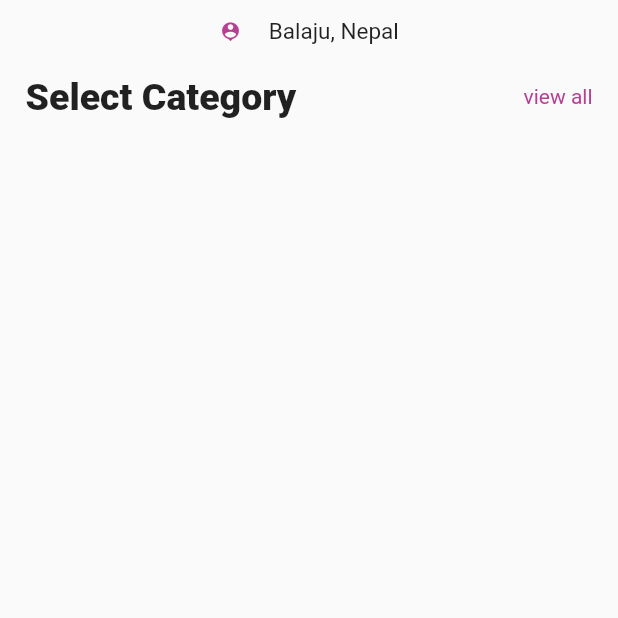
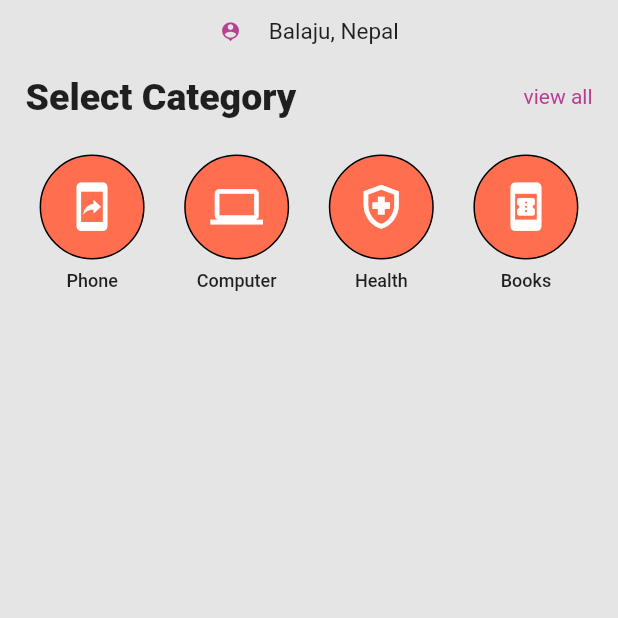
Before and after one commit to RUPAAK/ecommerce_design, a Flutter app: the screen it shows after launch, on a phone screen of 412 x 824 dp, the top half of it. Run offline on Flutter 3.47's test engine with Material 2 defaults, Android fonts, the phone set to English and light mode, and no system bars.

Commit message:
product category icons

```diff
--- a/lib/pages/home.dart
+++ b/lib/pages/home.dart
@@ -1,3 +1,5 @@
+// ignore_for_file: prefer_const_constructors
+
 import 'package:flutter/material.dart';
 
 class Home extends StatelessWidget {
@@ -7,6 +9,7 @@ class Home extends StatelessWidget {
   Widget build(BuildContext context) {
     return SafeArea(
         child: Scaffold(
+      backgroundColor: Color(0xFFE5E5E5),
       body: Center(
         child: Column(
           children: [
@@ -51,6 +54,119 @@ class Home extends StatelessWidget {
                   )
                 ],
               ),
+            ),
+            Padding(
+              padding: EdgeInsets.symmetric(vertical: 24),
+              child: Row(
+                mainAxisSize: MainAxisSize.max,
+                mainAxisAlignment: MainAxisAlignment.spaceEvenly,
+                children: [
+                  Column(
+                    children: [
+                      Container(
+                        height: 70,
+                        width: 70,
+                        // margin: EdgeInsets.fromLTRB(5, 0, 5, 0),
+                        decoration: BoxDecoration(
+                            color: Color(0xFFFF6E4E),
+                            borderRadius: BorderRadius.circular(100),
+                            border: Border.all(width: 1, color: Colors.black)),
+                        child: Icon(
+                          Icons.mobile_screen_share_outlined,
+                          size: 35,
+                          color: Colors.white,
+                        ),
+                      ),
+                      Padding(
+                        padding: const EdgeInsets.only(top: 7),
+                        child: Text(
+                          "Phone",
+                          style: TextStyle(
+                              fontSize: 12, fontWeight: FontWeight.w500),
+                        ),
+                      )
+                    ],
+                  ),
+                  Column(
+                    children: [
+                      Container(
+                        height: 70,
+                        width: 70,
+                        // margin: EdgeInsets.fromLTRB(5, 0, 5, 0),
+                        decoration: BoxDecoration(
+                            color: Color(0xFFFF6E4E),
+                            borderRadius: BorderRadius.circular(100),
+                            border: Border.all(width: 1, color: Colors.black)),
+                        child: Icon(
+                          Icons.computer_outlined,
+                          size: 35,
+                          color: Colors.white,
+                        ),
+                      ),
+                      Padding(
+                        padding: const EdgeInsets.only(top: 7),
+                        child: Text(
+                          "Computer",
+                          style: TextStyle(
+                              fontSize: 12, fontWeight: FontWeight.w500),
+                        ),
+                      )
+                    ],
+                  ),
+                  Column(
+                    children: [
+                      Container(
+                        height: 70,
+                        width: 70,
+                        // margin: EdgeInsets.fromLTRB(5, 0, 5, 0),
+                        decoration: BoxDecoration(
+                            color: Color(0xFFFF6E4E),
+                            borderRadius: BorderRadius.circular(100),
+                            border: Border.all(width: 1, color: Colors.black)),
+                        child: Icon(
+                          Icons.health_and_safety_outlined,
+                          size: 35,
+                          color: Colors.white,
+                        ),
+                      ),
+                      Padding(
+                        padding: const EdgeInsets.only(top: 7),
+                        child: Text(
+                          "Health",
+                          style: TextStyle(
+                              fontSize: 12, fontWeight: FontWeight.w500),
+                        ),
+                      )
+                    ],
+                  ),
+                  Column(
+                    children: [
+                      Container(
+                        height: 70,
+                        width: 70,
+                        // margin: EdgeInsets.fromLTRB(5, 0, 5, 0),
+                        decoration: BoxDecoration(
+                            color: Color(0xFFFF6E4E),
+                            borderRadius: BorderRadius.circular(100),
+                            border: Border.all(width: 1, color: Colors.black)),
+                        child: Icon(
+                          Icons.book_online,
+                          size: 35,
+                          color: Colors.white,
+                        ),
+                      ),
+                      Padding(
+                        padding: const EdgeInsets.only(top: 7),
+                        child: Text(
+                          "Books",
+                          style: TextStyle(
+                              fontSize: 12, fontWeight: FontWeight.w500),
+                        ),
+                      )
+                    ],
+                  ),
+                ],
+              ),
             )
           ],
         ),
```
